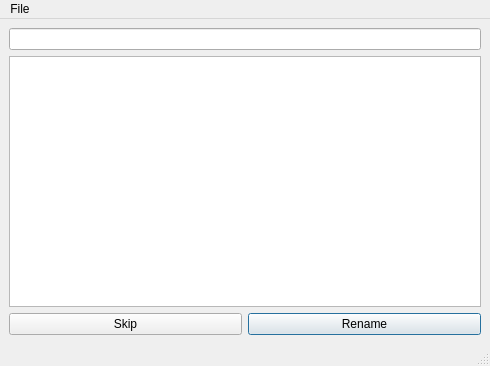
Qt form MainWindow.ui (scotchi/dreamnamer) before a commit.
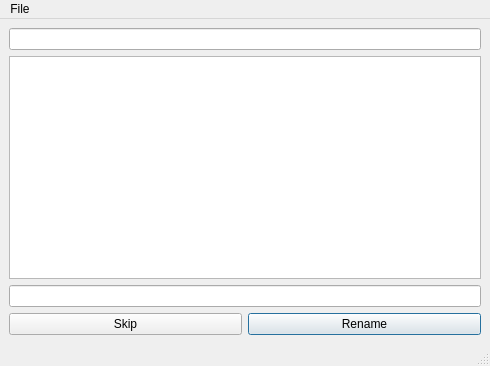
The same form after that commit.

Commit message: Parse episode numbers and show new name

The edit to the form file:
```diff
--- a/MainWindow.ui
+++ b/MainWindow.ui
@@ -31,6 +31,9 @@
     <item>
      <widget class="QListWidget" name="seriesListWidget"/>
     </item>
+    <item>
+     <widget class="QLineEdit" name="renamedLineEdit"/>
+    </item>
     <item>
      <layout class="QHBoxLayout" name="horizontalLayout">
       <item>
```
The commit also changes 2 other files.
